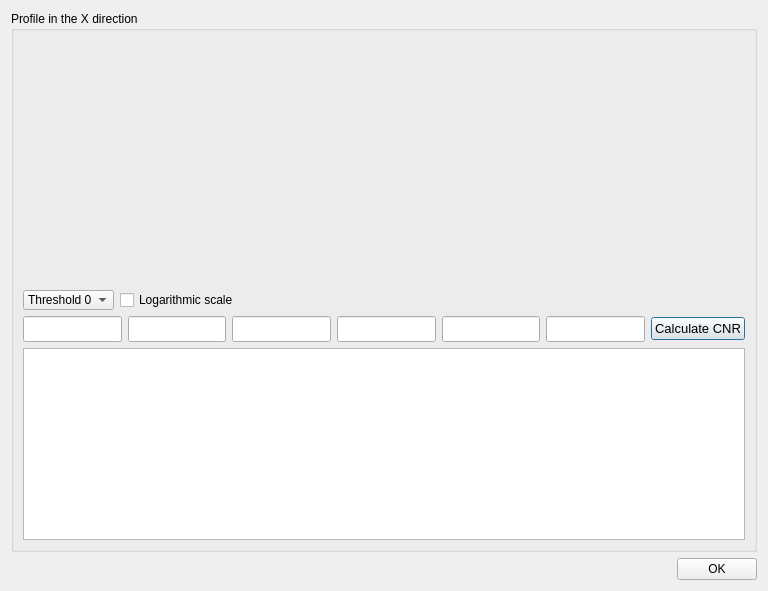
Above: SpidrMpx3Eq/profiledialog.ui from navrit/dexter before the change. Below: the same form after it.
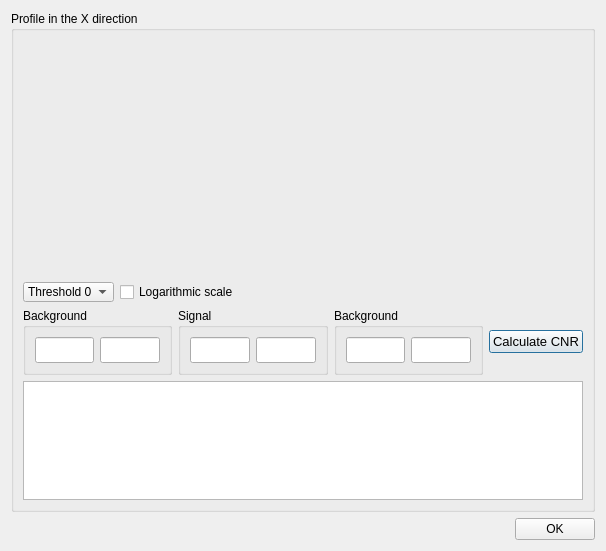
That is the form after the change. Custom widgets are drawn as their Qt base class.

```diff
--- a/SpidrMpx3Eq/profiledialog.ui
+++ b/SpidrMpx3Eq/profiledialog.ui
@@ -6,14 +6,14 @@
    <rect>
     <x>0</x>
     <y>0</y>
-    <width>768</width>
-    <height>591</height>
+    <width>606</width>
+    <height>551</height>
    </rect>
   </property>
   <property name="windowTitle">
    <string>Profile</string>
   </property>
-  <layout class="QVBoxLayout" name="verticalLayout_3">
+  <layout class="QVBoxLayout" name="verticalLayout_6">
    <item>
     <layout class="QHBoxLayout" name="horizontalLayout">
      <item>
@@ -103,6 +103,16 @@
           <item>
            <layout class="QHBoxLayout" name="horizontalLayout_2">
             <item>
+             <layout class="QHBoxLayout" name="horizontalLayout_8">
+              <item>
+               <widget class="QGroupBox" name="groupBox_2">
+                <property name="title">
+                 <string>Background</string>
+                </property>
+                <layout class="QVBoxLayout" name="verticalLayout_3">
+                 <item>
+                  <layout class="QHBoxLayout" name="horizontalLayout_5">
+                   <item>
              <widget class="QLineEdit" name="lineEdit">
               <property name="font">
                <font>
@@ -120,6 +130,19 @@
               </property>
              </widget>
             </item>
+                  </layout>
+                 </item>
+                </layout>
+               </widget>
+              </item>
+              <item>
+               <widget class="QGroupBox" name="groupBox_3">
+                <property name="title">
+                 <string>Signal</string>
+                </property>
+                <layout class="QVBoxLayout" name="verticalLayout_4">
+                 <item>
+                  <layout class="QHBoxLayout" name="horizontalLayout_6">
             <item>
              <widget class="QLineEdit" name="lineEdit_3">
               <property name="font">
@@ -138,6 +161,19 @@
               </property>
              </widget>
             </item>
+                  </layout>
+                 </item>
+                </layout>
+               </widget>
+              </item>
+              <item>
+               <widget class="QGroupBox" name="groupBox_4">
+                <property name="title">
+                 <string>Background</string>
+                </property>
+                <layout class="QVBoxLayout" name="verticalLayout_5">
+                 <item>
+                  <layout class="QHBoxLayout" name="horizontalLayout_7">
             <item>
              <widget class="QLineEdit" name="lineEdit_5">
               <property name="font">
@@ -156,6 +192,13 @@
               </property>
              </widget>
             </item>
+                  </layout>
+                 </item>
+                </layout>
+               </widget>
+              </item>
+             </layout>
+            </item>
             <item>
              <widget class="QPushButton" name="pushButton">
               <property name="font">
```
Left out of the diff: 35 changed lines with no effect on the pictures. Lines whose indentation alone changed are shown as unchanged.
